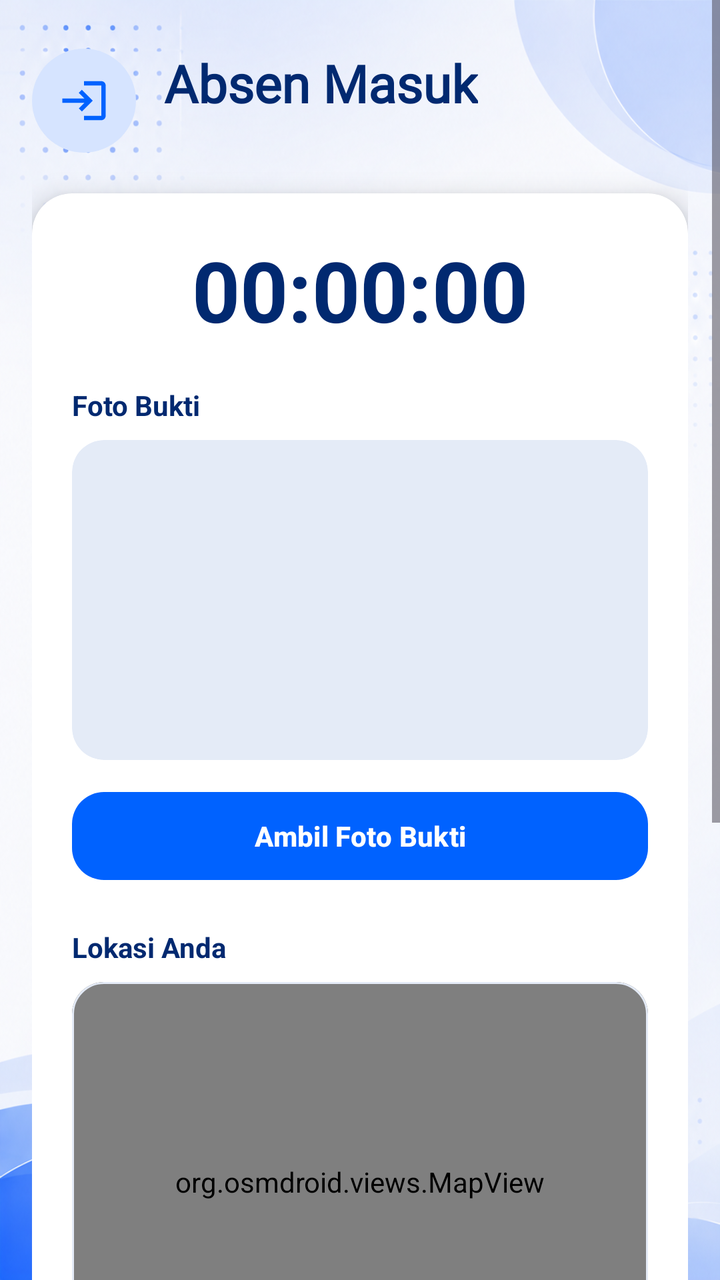
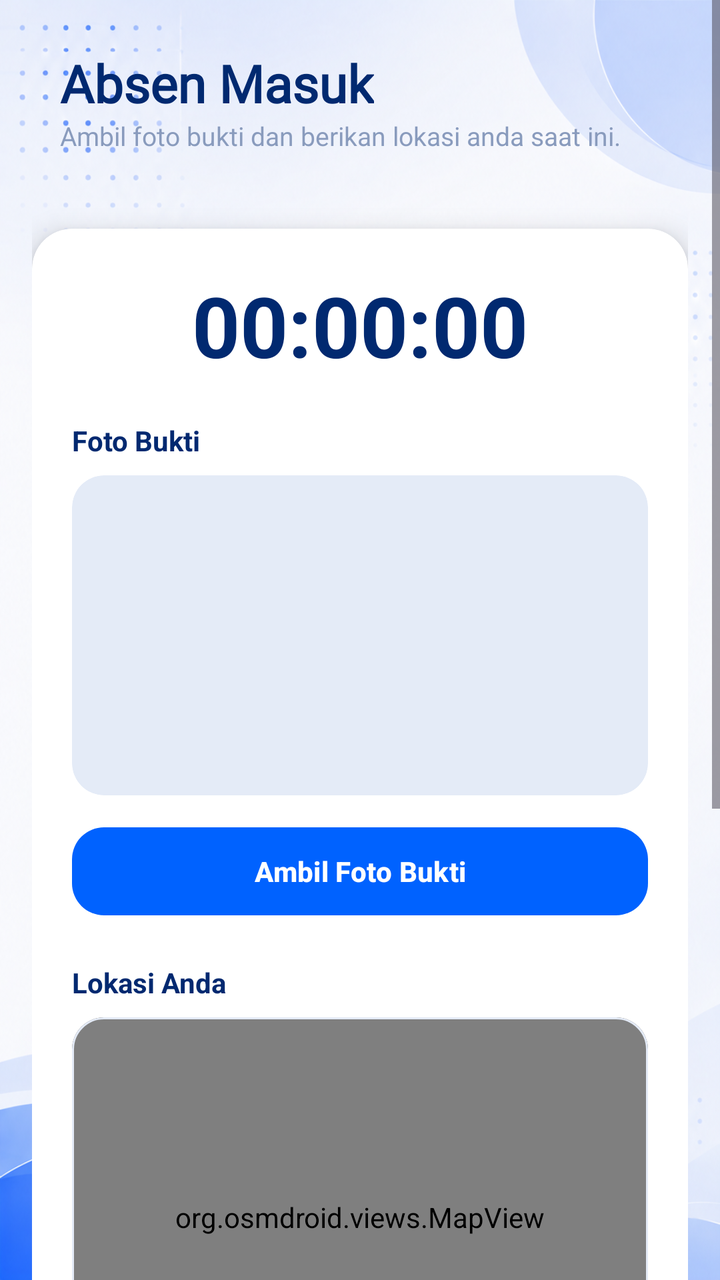

Before-and-after screenshots of an Android layout around one commit, followed by the original layout XML and the change that was made.
<!-- AndroidManifest.xml: application theme Theme.AbsensiMicrodata -->
<!-- res/layout/fragment_absen_masuk.xml -->
<?xml version="1.0" encoding="utf-8"?>
<androidx.constraintlayout.widget.ConstraintLayout xmlns:android="http://schemas.android.com/apk/res/android"
    xmlns:app="http://schemas.android.com/apk/res-auto"
    android:layout_width="match_parent"
    android:layout_height="match_parent"
    android:background="@drawable/background_absensi">

    <ScrollView
        android:layout_width="match_parent"
        android:layout_height="match_parent"
        android:fillViewport="true"
        android:background="@android:color/transparent">

        <LinearLayout
            android:layout_width="match_parent"
            android:layout_height="wrap_content"
            android:orientation="vertical"
            android:padding="16dp">

            <LinearLayout
                android:layout_width="match_parent"
                android:layout_height="wrap_content"
                android:layout_marginTop="8dp"
                android:gravity="center_vertical"
                android:orientation="horizontal">

                <ImageView
                    android:layout_width="52dp"
                    android:layout_height="52dp"
                    android:background="@drawable/bg_circle_pill"
                    android:contentDescription="@string/menu_absen_masuk"
                    android:padding="13dp"
                    android:src="@drawable/ic_absen_masuk"
                    app:tint="#0062FF" />

                <LinearLayout
                    android:layout_width="wrap_content"
                    android:layout_height="wrap_content"
                    android:layout_marginStart="14dp"
                    android:orientation="vertical">

                    <TextView
                        android:layout_width="wrap_content"
                        android:layout_height="wrap_content"
                        android:fontFamily="@font/adlam_display"
                        android:text="Absen Masuk"
                        android:textColor="#012970"
                        android:textSize="26sp"
                        android:textStyle="bold" />

                    <TextView
                        android:id="@+id/tv_tanggal"
                        android:layout_width="wrap_content"
                        android:layout_height="wrap_content"
                        android:textColor="#899BBD"
                        android:textSize="13sp" />
                </LinearLayout>
            </LinearLayout>

            <com.google.android.material.card.MaterialCardView
                android:layout_width="match_parent"
                android:layout_height="wrap_content"
                android:layout_marginTop="20dp"
                android:layout_marginBottom="24dp"
                app:cardBackgroundColor="@android:color/white"
                app:cardCornerRadius="20dp"
                app:cardElevation="8dp"
                app:strokeWidth="0dp">

                <LinearLayout
                    android:layout_width="match_parent"
                    android:layout_height="wrap_content"
                    android:orientation="vertical"
                    android:padding="20dp">

                    <TextClock
                        android:id="@+id/tc_jam"
                        android:layout_width="match_parent"
                        android:layout_height="wrap_content"
                        android:format12Hour="HH:mm:ss"
                        android:format24Hour="HH:mm:ss"
                        android:gravity="center"
                        android:textColor="#012970"
                        android:textSize="42sp"
                        android:textStyle="bold" />

                    <TextView
                        android:layout_width="wrap_content"
                        android:layout_height="wrap_content"
                        android:layout_marginTop="20dp"
                        android:text="Foto Bukti"
                        android:textColor="#012970"
                        android:textSize="14sp"
                        android:textStyle="bold" />

                    <com.google.android.material.card.MaterialCardView
                        android:layout_width="match_parent"
                        android:layout_height="wrap_content"
                        android:layout_marginTop="8dp"
                        android:clipToOutline="true"
                        app:cardBackgroundColor="#E4EBF7"
                        app:cardCornerRadius="16dp"
                        app:cardElevation="0dp"
                        app:strokeWidth="0dp">

                        <ImageView
                            android:id="@+id/iv_preview"
                            android:layout_width="match_parent"
                            android:layout_height="160dp"
                            android:contentDescription="Foto bukti"
                            android:scaleType="centerCrop" />
                    </com.google.android.material.card.MaterialCardView>

                    <com.google.android.material.button.MaterialButton
                        android:id="@+id/btn_foto"
                        android:layout_width="match_parent"
                        android:layout_height="52dp"
                        android:layout_marginTop="12dp"
                        android:text="Ambil Foto Bukti"
                        android:textAllCaps="false"
                        android:textStyle="bold"
                        app:backgroundTint="#0062FF"
                        app:cornerRadius="16dp" />

                    <TextView
                        android:layout_width="wrap_content"
                        android:layout_height="wrap_content"
                        android:layout_marginTop="20dp"
                        android:text="Lokasi Anda"
                        android:textColor="#012970"
                        android:textSize="14sp"
                        android:textStyle="bold" />

                    <com.google.android.material.card.MaterialCardView
                        android:layout_width="match_parent"
                        android:layout_height="wrap_content"
                        android:layout_marginTop="8dp"
                        android:clipToOutline="true"
                        app:cardBackgroundColor="@android:color/white"
                        app:cardCornerRadius="16dp"
                        app:cardElevation="0dp"
                        app:strokeColor="#E4EBF7"
                        app:strokeWidth="1dp">

                        <org.osmdroid.views.MapView
                            android:id="@+id/map"
                            android:layout_width="match_parent"
                            android:layout_height="200dp" />
                    </com.google.android.material.card.MaterialCardView>

                    <TextView
                        android:id="@+id/tv_koordinat"
                        android:layout_width="wrap_content"
                        android:layout_height="wrap_content"
                        android:layout_marginTop="10dp"
                        android:text="Koordinat: menunggu lokasi..."
                        android:textColor="#012970"
                        android:textSize="13sp" />

                    <com.google.android.material.button.MaterialButton
                        android:id="@+id/btn_muat_lokasi"
                        android:layout_width="match_parent"
                        android:layout_height="46dp"
                        android:layout_marginTop="10dp"
                        android:text="Muat Ulang Lokasi"
                        android:textAllCaps="false"
                        android:textColor="#4154F1"
                        android:textStyle="bold"
                        app:backgroundTint="#E0E5FF"
                        app:cornerRadius="16dp" />

                    <com.google.android.material.textfield.TextInputLayout
                        style="@style/Widget.MaterialComponents.TextInputLayout.OutlinedBox"
                        android:layout_width="match_parent"
                        android:layout_height="wrap_content"
                        android:layout_marginTop="20dp"
                        android:hint="Keterangan (opsional)"
                        app:boxBackgroundColor="#F8FBFF"
                        app:boxCornerRadiusBottomEnd="16dp"
                        app:boxCornerRadiusBottomStart="16dp"
                        app:boxCornerRadiusTopEnd="16dp"
                        app:boxCornerRadiusTopStart="16dp"
                        app:boxStrokeColor="#A0C1FF">

                        <com.google.android.material.textfield.TextInputEditText
                            android:id="@+id/et_keterangan"
                            android:layout_width="match_parent"
                            android:layout_height="wrap_content"
                            android:inputType="text"
                            android:maxLines="2" />
                    </com.google.android.material.textfield.TextInputLayout>

                    <com.google.android.material.button.MaterialButton
                        android:id="@+id/btn_absen"
                        android:layout_width="match_parent"
                        android:layout_height="60dp"
                        android:layout_marginTop="20dp"
                        android:enabled="false"
                        android:text="Absen Masuk"
                        android:textAllCaps="false"
                        android:textColor="@android:color/white"
                        android:textSize="16sp"
                        android:textStyle="bold"
                        app:backgroundTint="#0062FF"
                        app:cornerRadius="16dp" />

                    <TextView
                        android:id="@+id/tv_status"
                        android:layout_width="match_parent"
                        android:layout_height="wrap_content"
                        android:layout_marginTop="12dp"
                        android:background="@drawable/bg_status_pill"
                        android:gravity="center"
                        android:padding="12dp"
                        android:textColor="#2E7D32"
                        android:textSize="14sp"
                        android:textStyle="bold"
                        android:visibility="gone" />
                </LinearLayout>
            </com.google.android.material.card.MaterialCardView>
        </LinearLayout>
    </ScrollView>
</androidx.constraintlayout.widget.ConstraintLayout>
<!-- resources referenced by this layout -->
<resources>
  <!-- drawable background_absensi: png bitmap (drawable, 958541 bytes) -->
  <!-- drawable bg_circle_pill (drawable) -->
  <?xml version="1.0" encoding="utf-8"?>
  <shape xmlns:android="http://schemas.android.com/apk/res/android"
      android:shape="oval">
      <solid android:color="@color/pill_blue" />
  </shape>
  <!-- drawable bg_status_pill (drawable) -->
  <?xml version="1.0" encoding="utf-8"?>
  <shape xmlns:android="http://schemas.android.com/apk/res/android">
      <solid android:color="#E8F5E9" />
      <corners android:radius="12dp" />
  </shape>
  <!-- drawable ic_absen_masuk (drawable) -->
  <?xml version="1.0" encoding="utf-8"?>
  <vector xmlns:android="http://schemas.android.com/apk/res/android"
      android:width="24dp"
      android:height="24dp"
      android:viewportWidth="24"
      android:viewportHeight="24">
      <path
          android:fillColor="#FF000000"
          android:pathData="M11 7L9.6 8.4l2.6 2.6H2v2h10.2l-2.6 2.6L11 17l5-5L11 7z M20 19h-8v2h8c1.1 0 2-.9 2-2V5c0-1.1-.9-2-2-2h-8v2h8V19z" />
  </vector>
  <string name="menu_absen_masuk">Absen Masuk</string>
  <style name="Theme.AbsensiMicrodata" parent="Base.Theme.AbsensiMicrodata" />
  <color name="pill_blue">#D6E4FF</color>
  <style name="Base.Theme.AbsensiMicrodata" parent="Theme.Material3.Light.NoActionBar">
          
          
      </style>
</resources>

<!-- the commit's change to res/layout/fragment_absen_masuk.xml (unified diff, before → after) -->
@@ -24,15 +24,6 @@
                 android:gravity="center_vertical"
                 android:orientation="horizontal">
 
-                <ImageView
-                    android:layout_width="52dp"
-                    android:layout_height="52dp"
-                    android:background="@drawable/bg_circle_pill"
-                    android:contentDescription="@string/menu_absen_masuk"
-                    android:padding="13dp"
-                    android:src="@drawable/ic_absen_masuk"
-                    app:tint="#0062FF" />
-
                 <LinearLayout
                     android:layout_width="wrap_content"
                     android:layout_height="wrap_content"
@@ -47,6 +38,13 @@
                         android:textColor="#012970"
                         android:textSize="26sp"
                         android:textStyle="bold" />
+
+                    <TextView
+                        android:layout_width="wrap_content"
+                        android:layout_height="wrap_content"
+                        android:text="Ambil foto bukti dan berikan lokasi anda saat ini."
+                        android:textColor="#899BBD"
+                        android:textSize="13sp" />
 
                     <TextView
                         android:id="@+id/tv_tanggal"
<!-- resource entries referenced after the edit -->
@@ -1,32 +1,13 @@
 <!-- resources referenced by this layout -->
 <resources>
   <!-- drawable background_absensi: png bitmap (drawable, 958541 bytes) -->
-  <!-- drawable bg_circle_pill (drawable) -->
-  <?xml version="1.0" encoding="utf-8"?>
-  <shape xmlns:android="http://schemas.android.com/apk/res/android"
-      android:shape="oval">
-      <solid android:color="@color/pill_blue" />
-  </shape>
   <!-- drawable bg_status_pill (drawable) -->
   <?xml version="1.0" encoding="utf-8"?>
   <shape xmlns:android="http://schemas.android.com/apk/res/android">
       <solid android:color="#E8F5E9" />
       <corners android:radius="12dp" />
   </shape>
-  <!-- drawable ic_absen_masuk (drawable) -->
-  <?xml version="1.0" encoding="utf-8"?>
-  <vector xmlns:android="http://schemas.android.com/apk/res/android"
-      android:width="24dp"
-      android:height="24dp"
-      android:viewportWidth="24"
-      android:viewportHeight="24">
-      <path
-          android:fillColor="#FF000000"
-          android:pathData="M11 7L9.6 8.4l2.6 2.6H2v2h10.2l-2.6 2.6L11 17l5-5L11 7z M20 19h-8v2h8c1.1 0 2-.9 2-2V5c0-1.1-.9-2-2-2h-8v2h8V19z" />
-  </vector>
-  <string name="menu_absen_masuk">Absen Masuk</string>
   <style name="Theme.AbsensiMicrodata" parent="Base.Theme.AbsensiMicrodata" />
-  <color name="pill_blue">#D6E4FF</color>
   <style name="Base.Theme.AbsensiMicrodata" parent="Theme.Material3.Light.NoActionBar">
           
           
